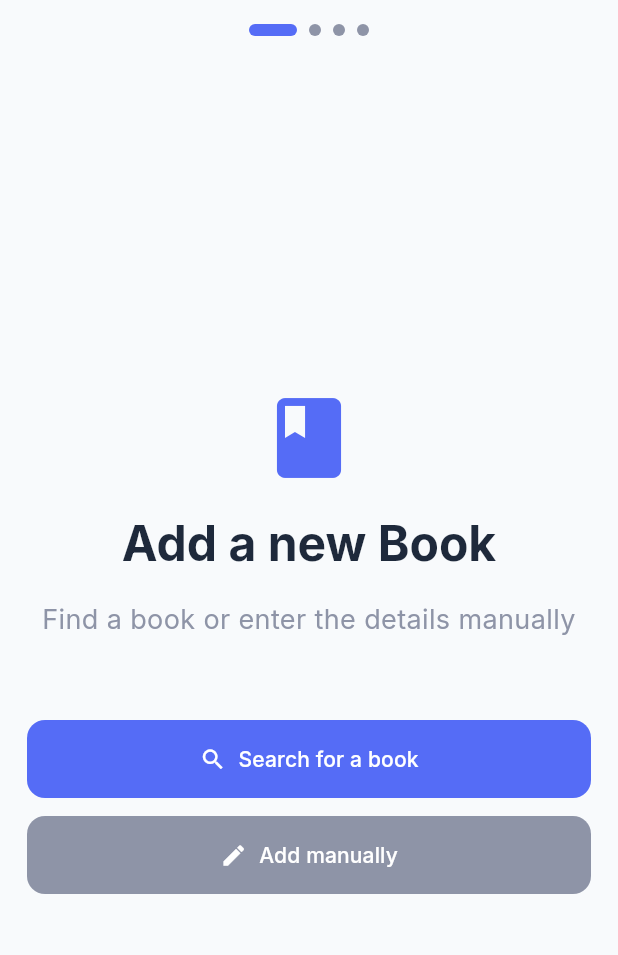
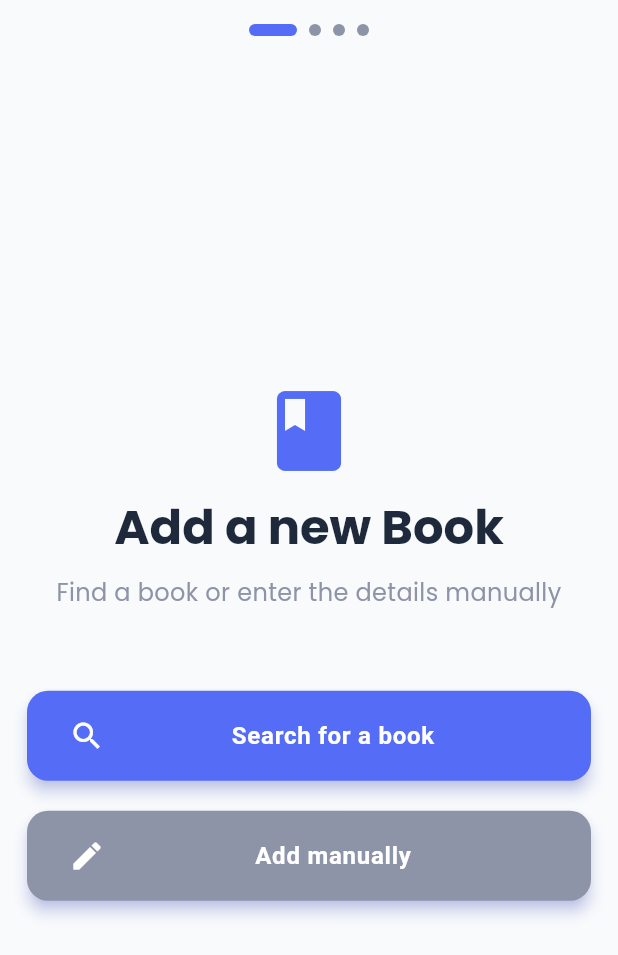
Before and after one commit to JordiiVidal/read-snap-app, a Flutter app: the screen it shows after launch, after a tap on the "add" icon, on a phone screen of 412 x 824 dp. Shown: the top 955 px of the screen. Run offline on Flutter 3.47's test engine with Material 3 defaults, Android fonts, the phone set to English and light mode, and no system bars; our stand-ins replace flutter_riverpod, freezed_annotation, google_fonts, sqflite; accounts and stored records are empty; network calls fail; statements that could not run were skipped.

Commit message:
clean books

```diff
--- a/lib/config/app_theme.dart
+++ b/lib/config/app_theme.dart
@@ -19,8 +19,7 @@ class AppTheme {
     colorScheme: _colorScheme,
 
     scaffoldBackgroundColor: AppColors.background,
-
-    textTheme: GoogleFonts.interTextTheme(ThemeData.light().textTheme).apply(
+    textTheme: GoogleFonts.poppinsTextTheme(ThemeData.light().textTheme).apply(
       bodyColor: AppColors.textPrimary,
       displayColor: AppColors.textPrimary,
     ),
@@ -34,34 +33,86 @@ class AppTheme {
     ),
 
     filledButtonTheme: FilledButtonThemeData(
-      style: FilledButton.styleFrom(
-        backgroundColor: AppColors.primary,
-        foregroundColor: Colors.white,
-        shape: RoundedRectangleBorder(
-          borderRadius: BorderRadius.circular(12.0),
-        ),
-        padding: const EdgeInsets.symmetric(vertical: 16),
-      ),
+      style:
+          FilledButton.styleFrom(
+            backgroundColor: AppColors.primary,
+            foregroundColor: Colors.white,
+            shape: RoundedRectangleBorder(
+              borderRadius: BorderRadius.circular(14.0),
+            ),
+            padding: const EdgeInsets.symmetric(horizontal: 28, vertical: 18),
+            iconSize: 24,
+            textStyle: const TextStyle(
+              fontSize: 16,
+              fontWeight: FontWeight.bold,
+              letterSpacing: 0.5,
+            ),
+            elevation: 4,
+            shadowColor: AppColors.primary.withValues(alpha: 0.5),
+          ).copyWith(
+            backgroundColor: WidgetStateProperty.all(AppColors.primary),
+            elevation: WidgetStateProperty.all(4),
+            shadowColor: WidgetStateProperty.all(
+              AppColors.primary.withValues(alpha: 0.5),
+            ),
+          ),
     ),
 
     inputDecorationTheme: InputDecorationTheme(
+      filled: true,
+      fillColor: const Color.fromARGB(255, 225, 225, 225),
       border: OutlineInputBorder(
-        borderRadius: BorderRadius.circular(8.0),
-        borderSide: BorderSide(color: AppColors.border, width: 1.0),
+        borderRadius: BorderRadius.circular(12.0),
+        borderSide: BorderSide(color: Colors.grey.shade300, width: 1.0),
       ),
       enabledBorder: OutlineInputBorder(
-        borderRadius: BorderRadius.circular(8.0),
-        borderSide: BorderSide(color: AppColors.border, width: 1.0),
+        borderRadius: BorderRadius.circular(12.0),
+        borderSide: BorderSide(color: Colors.grey.shade300, width: 1.0),
       ),
       focusedBorder: OutlineInputBorder(
-        borderRadius: BorderRadius.circular(8.0),
-        borderSide: BorderSide(color: AppColors.borderFocus, width: 1.3),
+        borderRadius: BorderRadius.circular(12.0),
+        borderSide: BorderSide(color: AppColors.primary, width: 2.0),
       ),
       errorBorder: OutlineInputBorder(
-        borderRadius: BorderRadius.circular(8.0),
-        borderSide: BorderSide(color: AppColors.error, width: 1.0),
+        borderRadius: BorderRadius.circular(12.0),
+        borderSide: BorderSide(color: AppColors.error, width: 1.5),
       ),
-      hintStyle: TextStyle(color: AppColors.textSecondary),
+      focusedErrorBorder: OutlineInputBorder(
+        borderRadius: BorderRadius.circular(12.0),
+        borderSide: BorderSide(color: AppColors.error, width: 2.0),
+      ),
+      disabledBorder: OutlineInputBorder(
+        borderRadius: BorderRadius.circular(12.0),
+        borderSide: BorderSide(color: Colors.grey.shade200, width: 1.0),
+      ),
+      contentPadding: const EdgeInsets.symmetric(horizontal: 16, vertical: 16),
+      hintStyle: TextStyle(
+        color: Colors.grey.shade500,
+        fontSize: 15,
+        fontWeight: FontWeight.w400,
+        letterSpacing: 0.2,
+      ),
+      labelStyle: TextStyle(
+        color: Colors.grey.shade700,
+        fontSize: 14,
+        fontWeight: FontWeight.w500,
+      ),
+      floatingLabelStyle: TextStyle(
+        color: AppColors.primary,
+        fontSize: 13,
+        fontWeight: FontWeight.w600,
+        letterSpacing: 0.3,
+      ),
+      floatingLabelBehavior: FloatingLabelBehavior.auto,
+      prefixIconColor: Colors.grey.shade600,
+      suffixIconColor: Colors.grey.shade600,
+      errorStyle: TextStyle(
+        color: AppColors.error,
+        fontSize: 12,
+        fontWeight: FontWeight.w500,
+        height: 1.2,
+      ),
+      errorMaxLines: 2,
     ),
 
     iconTheme: IconThemeData(color: AppColors.textPrimary),
--- a/lib/features/book/data/database/book_table_creator.dart
+++ b/lib/features/book/data/database/book_table_creator.dart
@@ -5,24 +5,26 @@ Future<void> createBookTable(Database db) async {
   await db.execute('''
       CREATE TABLE ${BookMapper.table} (
         ${BookMapper.id} TEXT PRIMARY KEY,
-        ${BookMapper.externalId} TEXT,
         ${BookMapper.title} TEXT NOT NULL,
-        ${BookMapper.subtitle} TEXT,
-        ${BookMapper.description} TEXT,
-        ${BookMapper.publisher} TEXT,
-        ${BookMapper.publishedDate} TEXT,
-        ${BookMapper.categories} TEXT,
-        ${BookMapper.imageThumbnail} TEXT,
-        ${BookMapper.language} TEXT,
         ${BookMapper.author} TEXT NOT NULL,
+        ${BookMapper.categories} TEXT NOT NULL,
+        ${BookMapper.language} TEXT NOT NULL,
         ${BookMapper.totalPages} INTEGER NOT NULL,
-        ${BookMapper.currentPage} INTEGER,
+        ${BookMapper.currentPage} INTEGER NOT NULL,
         ${BookMapper.status} TEXT NOT NULL,
-        ${BookMapper.color} TEXT NOT NULL,
+        ${BookMapper.type} TEXT NOT NULL,
         ${BookMapper.createdAt} INTEGER NOT NULL,
         ${BookMapper.updatedAt} INTEGER NOT NULL,
+        ${BookMapper.identifiers} TEXT,
+        ${BookMapper.googleExternalId} TEXT,
+        ${BookMapper.imageThumbnail} TEXT,
         ${BookMapper.finishedAt} INTEGER,
         ${BookMapper.startedAt} INTEGER
       )
   ''');
+
+  await db.execute('''
+    CREATE UNIQUE INDEX idx_book_title
+    ON ${BookMapper.table}(${BookMapper.title})
+  ''');
 }
--- a/lib/features/book/domain/entities/book_entity.dart
+++ b/lib/features/book/domain/entities/book_entity.dart
@@ -4,6 +4,8 @@ part 'book_entity.freezed.dart';
 part 'book_entity.g.dart';
 
 enum BookStatus { toRead, reading, completed }
+
+enum BookType { paper, digital }
 
 mixin BookProgressLogic {
   int get currentPage;
@@ -25,22 +27,19 @@ abstract class BookEntity with _$BookEntity, BookProgressLogic {
   const BookEntity._();
   const factory BookEntity({
     required String id,
-    String? externalId,
     required String title,
-    String? subtitle,
-    String? description,
     required String author,
-    String? publisher,
-    String? publishedDate,
-    List<String>? categories,
     required int totalPages,
+    required int currentPage,
+    required List<String> categories,
+    required String language,
     required BookStatus status,
-    String? imageThumbnail,
-    String? language,
-    required String color,
+    required BookType type,
     required DateTime createdAt,
     required DateTime updatedAt,
-    required int currentPage,
+    List<String>? identifiers,
+    String? googleExternalId,
+    String? imageThumbnail,
     DateTime? finishedAt,
     DateTime? startedAt,
   }) = _BookEntity;
--- a/lib/features/book/presentation/widgets/search/book_search_delegate.dart
+++ b/lib/features/book/presentation/widgets/search/book_search_delegate.dart
@@ -23,8 +23,8 @@ class BookSearchDelegate extends SearchDelegate<BookEntity?> {
   }
 
   bool _isBookAlreadyAdded(BookEntity book) {
-    return book.externalId != null &&
-        existingExternalIds.contains(book.externalId);
+    return book.googleExternalId != null &&
+        existingExternalIds.contains(book.googleExternalId!);
   }
 
   @override
--- a/lib/features/book/presentation/widgets/steps/book_step_search.dart
+++ b/lib/features/book/presentation/widgets/steps/book_step_search.dart
@@ -18,26 +18,28 @@ class BookStepSearch extends ConsumerWidget {
       mainAxisAlignment: MainAxisAlignment.center,
       crossAxisAlignment: CrossAxisAlignment.stretch,
       children: [
-        // HEADER
+        // Header
         BookStepHeader(
           title: 'Add a new Book',
           subtitle: 'Find a book or enter the details manually',
           icon: Icons.book,
           alignment: CrossAxisAlignment.center,
         ),
+        const SizedBox(height: 30),
 
-        const SizedBox(height: 30),
-        // Actions
+        // Search for a book
         FilledButton.icon(
           onPressed: () => _handleSearch(context, ref),
           icon: const Icon(Icons.search),
-          label: const Text('Search for a book'),
+          label: const Center(child: Text('Search for a book')),
         ),
-        const SizedBox(height: 12),
+        const SizedBox(height: 20),
+
+        // Add manually
         FilledButton.tonalIcon(
           onPressed: () => _showBasicFormDialog(context, ref),
           icon: const Icon(Icons.edit),
-          label: const Text('Add manually'),
+          label: Center(child: Text('Add manually')),
           style: FilledButton.styleFrom(
             backgroundColor: Theme.of(context).colorScheme.secondary,
             foregroundColor: Colors.white,
@@ -85,7 +87,7 @@ class BookStepSearch extends ConsumerWidget {
     final allBooksAsync = ref.read(allBooksProvider);
     final Set<String> existingExternalIds =
         allBooksAsync.valueOrNull
-            ?.map((book) => book.externalId ?? '')
+            ?.map((book) => book.googleExternalId ?? '')
             .toSet() ??
         {};
 
--- a/lib/features/book/presentation/widgets/steps/book_step_status.dart
+++ b/lib/features/book/presentation/widgets/steps/book_step_status.dart
@@ -64,7 +64,7 @@ class _BookStepStatusState extends ConsumerState<BookStepStatus> {
       key: _formKey,
       child: Column(
         crossAxisAlignment: CrossAxisAlignment.start,
-        spacing: 24,
+        spacing: 20,
         children: [
           BookStepHeader(
             title: 'Status',
--- a/lib/features/book/presentation/widgets/steps/ui/book_step_header.dart
+++ b/lib/features/book/presentation/widgets/steps/ui/book_step_header.dart
@@ -19,7 +19,7 @@ class BookStepHeader extends StatelessWidget {
     return Padding(
       padding: const EdgeInsets.symmetric(vertical: 24),
       child: Column(
-        spacing: 18,
+        spacing: 12,
         crossAxisAlignment: alignment,
         children: [
           if (icon != null)
@@ -37,7 +37,7 @@ class BookStepHeader extends StatelessWidget {
                 : TextAlign.start,
             style: Theme.of(context).textTheme.bodyMedium?.copyWith(
               color: Theme.of(context).colorScheme.secondary,
-              fontSize: 18,
+              fontSize: 16,
             ),
           ),
         ],
```
Also changed, not shown: lib/features/book/data/mappers/book_mapper.dart (+25 -28 lines), lib/features/book/data/mappers/google_books_mapper.dart (+17 -18 lines), lib/features/book/presentation/extensions/book_ui_extensions.dart (deleted, +0 -11 lines), lib/features/book/presentation/notifiers/book_create_notifier.dart (+16 -28 lines), lib/features/book/presentation/widgets/book_status_selector.dart (+4 -6 lines), lib/features/book/presentation/widgets/lists/book_list_item.dart (+5 -6 lines), lib/features/book/domain/entities/book_entity.freezed.dart, lib/features/book/domain/entities/book_entity.g.dart.
